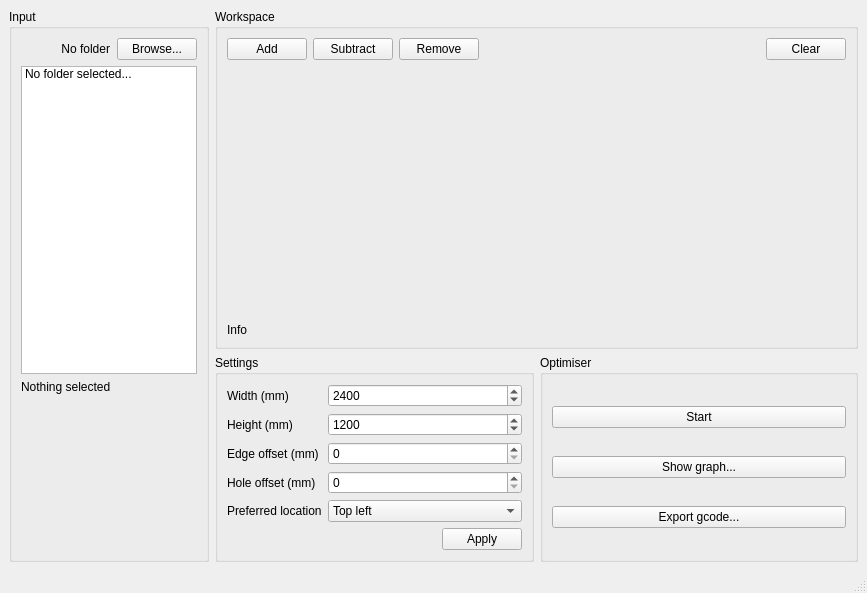
Papooch/WasteOptimiser, file gui/WasteOptimiserGUI.ui: the form before one commit.
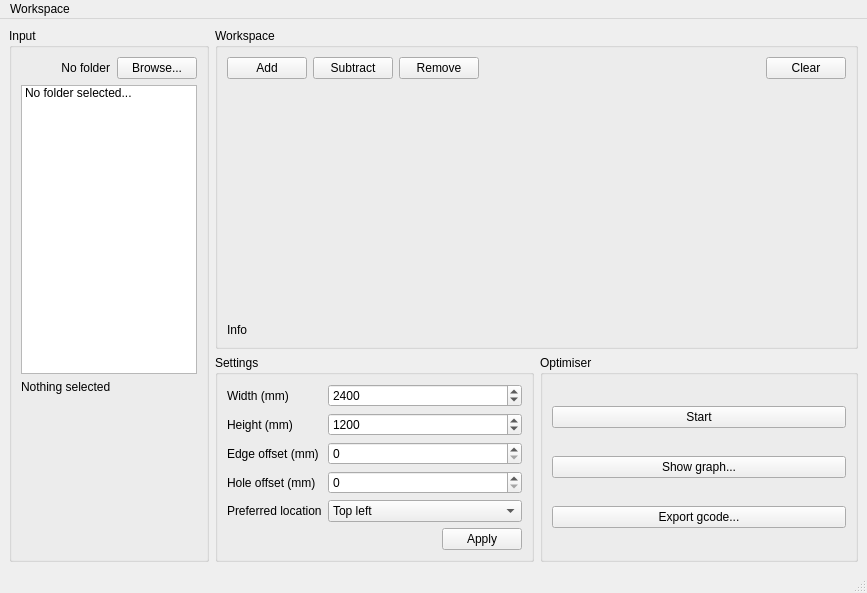
The form after the commit.

Patch:
```diff
--- a/gui/WasteOptimiserGUI.ui
+++ b/gui/WasteOptimiserGUI.ui
@@ -362,6 +362,14 @@
      <height>21</height>
     </rect>
    </property>
+   <widget class="QMenu" name="menuWorkspace">
+    <property name="title">
+     <string>Workspace</string>
+    </property>
+    <addaction name="menu_workspace_export"/>
+    <addaction name="menu_workspace_import"/>
+   </widget>
+   <addaction name="menuWorkspace"/>
   </widget>
   <widget class="QStatusBar" name="statusbar"/>
  </widget>
```
Left out of the diff: 10 changed lines with no effect on the pictures.
